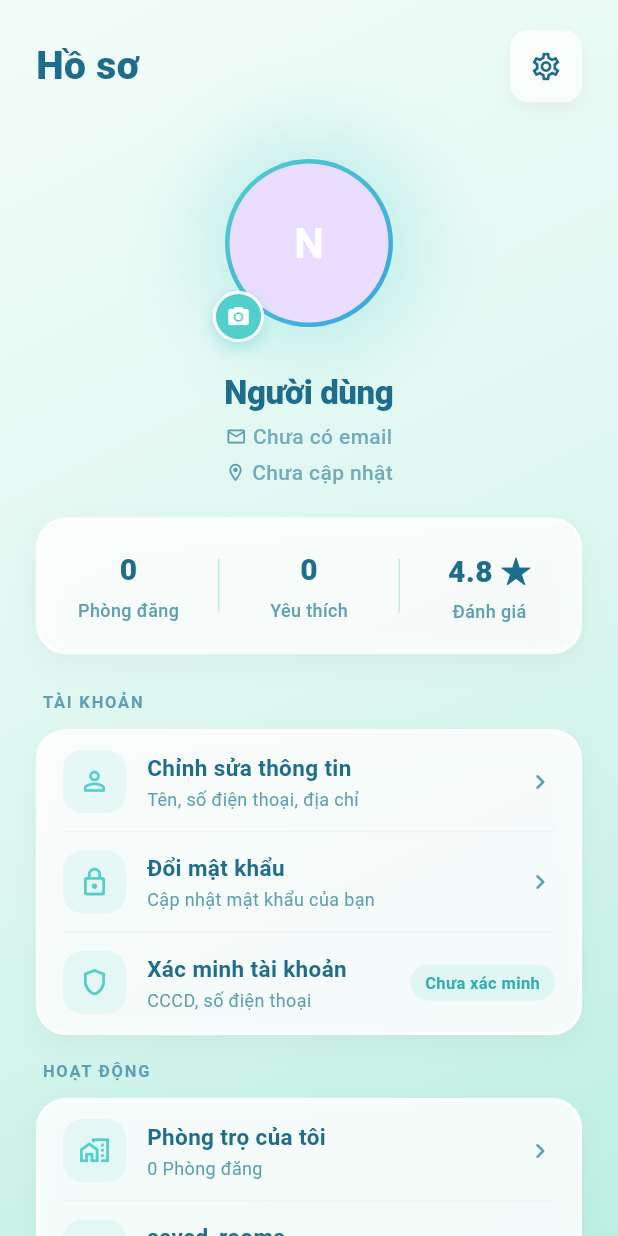
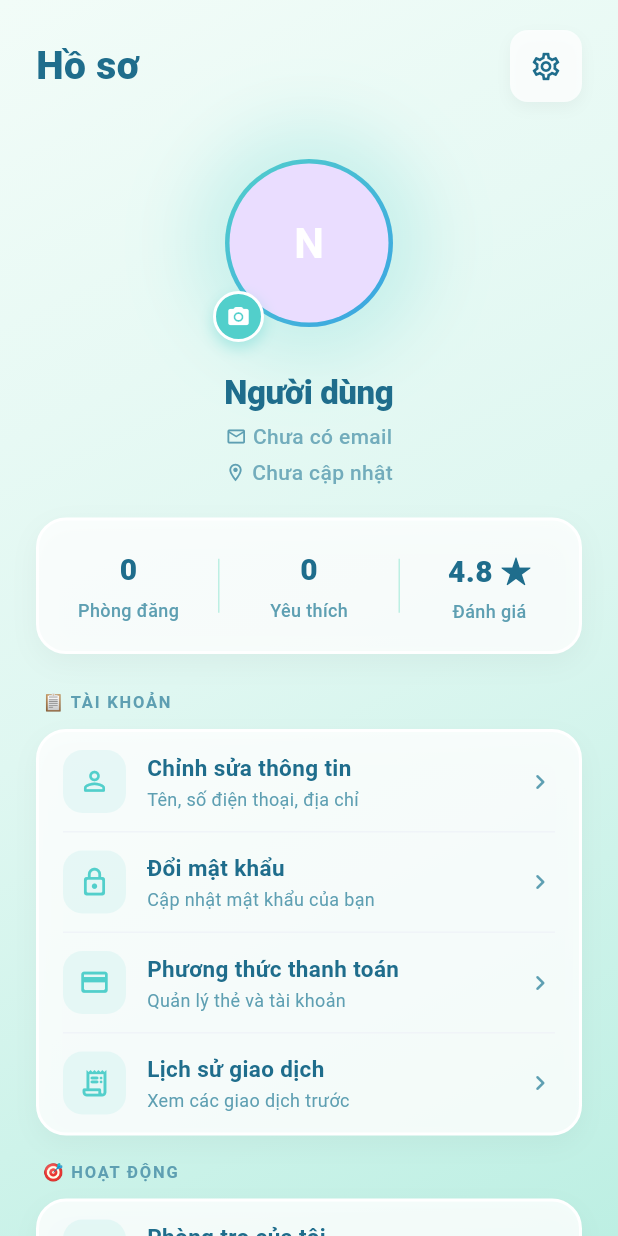
Before and after one commit to LeAn0305/Smart_Room_Finder, a Flutter app: the ProfileScreen screen opened directly, on a phone screen of 412 x 824 dp. Run offline on Flutter 3.47's test engine with Material 3 defaults, Android fonts, the phone set to English and light mode, and no system bars; our stand-ins replace cloud_firestore, firebase_auth, firebase_core, flutter_map, geolocator, image_picker and 2 more; missing offline and left inert: google_sign_in_all_platforms; accounts and stored records are empty; network calls fail.

Commit message:
feat: update profile screen structure according to week 6 spec
- Remove 'Verify Account' from Account section
- Add 'Payment Methods' & 'Transaction History' to Account section
- Remove 'Saved Rooms' from Activity section
- Add 'Chat/Messages' & 'Applications/Requests' to Activity section
- Keep all Settings and Other sections
- Add section icons for better visual hierarchy
- Fix all navigation and logic as per requirements

```diff
--- a/lib/screens/profile/profile_screen.dart
+++ b/lib/screens/profile/profile_screen.dart
@@ -11,10 +11,7 @@ import 'package:smart_room_finder/core/l10n/language_provider.dart';
 import 'package:smart_room_finder/models/user_model.dart';
 import 'package:smart_room_finder/screens/welcome/welcome_screen.dart';
 import 'package:smart_room_finder/screens/my_room/my_room_screen.dart';
-import 'package:smart_room_finder/screens/favorite/favorite_screen.dart';
-//import 'package:smart_room_finder/screens/settings/settings_screen.dart';
 import 'package:smart_room_finder/screens/auth/change_password_screen.dart';
-import 'package:smart_room_finder/screens/auth/verify_account_screen.dart';
 import 'package:smart_room_finder/screens/history/view_history_screen.dart';
 import 'package:smart_room_finder/screens/support/support_screen.dart';
 
@@ -329,7 +326,7 @@ void _onLogout() {
                       totalFavorites: totalFavorites,
                     ),
                     const SizedBox(height: 24),
-                    _buildSectionLabel(lang.tr('section_account')),
+                    _buildSectionLabel('📋 ${lang.tr('section_account')}'),
                     _buildMenuCard(children: [
                       _buildMenuItem(
                         icon: Icons.person_outline_rounded,
@@ -344,39 +341,40 @@ void _onLogout() {
                         onTap: () => Navigator.push(context, MaterialPageRoute(builder: (_) => const ChangePasswordScreen())),
                       ),
                       _buildMenuItem(
-                        icon: Icons.shield_outlined,
-                        label: lang.tr('verify_account'),
-                        subtitle: lang.tr('verify_account_subtitle'),
-                        onTap: () => Navigator.push(context, MaterialPageRoute(builder: (_) => const VerifyAccountScreen())),
-                        trailing: Container(
-                          padding: const EdgeInsets.symmetric(horizontal: 10, vertical: 4),
-                          decoration: BoxDecoration(
-                            color: AppColors.teal.withOpacity(0.12),
-                            borderRadius: BorderRadius.circular(20),
-                          ),
-                          child: Text(lang.tr('not_verified'),
-                              style: const TextStyle(fontSize: 11, color: AppColors.tealDark, fontWeight: FontWeight.w600)),
-                        ),
+                        icon: Icons.credit_card_rounded,
+                        label: 'Phương thức thanh toán',
+                        subtitle: 'Quản lý thẻ và tài khoản',
+                        onTap: () => _showComingSoon(),
+                      ),
+                      _buildMenuItem(
+                        icon: Icons.receipt_long_rounded,
+                        label: 'Lịch sử giao dịch',
+                        subtitle: 'Xem các giao dịch trước',
+                        onTap: () => _showComingSoon(),
                       ),
                     ]),
                     const SizedBox(height: 16),
-                    _buildSectionLabel(lang.tr('section_activity')),
+                    _buildSectionLabel('🎯 ${lang.tr('section_activity')}'),
                     _buildMenuCard(children: [
                       _buildMenuItem(
                         icon: Icons.home_work_outlined,
-                        label: lang.tr('my_rooms'),
-                        subtitle: '$totalRooms ${lang.tr('profile_rooms_posted')}',
+                        label: 'Phòng trọ của tôi',
+                        subtitle: '$totalRooms phòng đã đăng',
                         onTap: () {
                           Navigator.push(context, MaterialPageRoute(builder: (_) => const MyRoomScreen()));
                         },
                       ),
                       _buildMenuItem(
-                        icon: Icons.favorite_border_rounded,
-                        label: lang.tr('saved_rooms'),
-                        subtitle: '$totalFavorites ${lang.tr('profile_favorites')}',
-                        onTap: () {
-                          Navigator.push(context, MaterialPageRoute(builder: (_) => const FavoriteScreen()));
-                        },
+                        icon: Icons.message_outlined,
+                        label: 'Tin nhắn / Chat',
+                        subtitle: 'Nhắn tin với chủ phòng',
+                        onTap: () => _showComingSoon(),
+                      ),
+                      _buildMenuItem(
+                        icon: Icons.assignment_outlined,
+                        label: 'Đơn yêu cầu / Applications',
+                        subtitle: 'Xem đơn yêu cầu',
+                        onTap: () => _showComingSoon(),
                       ),
                       _buildMenuItem(
                         icon: Icons.history_rounded,
@@ -388,7 +386,7 @@ void _onLogout() {
                       ),
                     ]),
                     const SizedBox(height: 16),
-                    _buildSectionLabel(lang.tr('section_settings')),
+                    _buildSectionLabel('⚙️ ${lang.tr('section_settings')}'),
                     _buildMenuCard(children: [
                       _buildMenuItem(
                         icon: Icons.notifications_outlined,
@@ -416,12 +414,12 @@ void _onLogout() {
                       ),
                     ]),
                     const SizedBox(height: 16),
-                    _buildSectionLabel(lang.tr('section_other')),
+                    _buildSectionLabel('⭐ ${lang.tr('section_other')}'),
                     _buildMenuCard(children: [
                       _buildMenuItem(
                         icon: Icons.info_outline_rounded,
-                        label: lang.tr('about_app'),
-                        subtitle: lang.tr('about_app_subtitle'),
+                        label: 'Về ứng dụng',
+                        subtitle: 'Phiên bản 1.0.0',
                         onTap: _showComingSoon,
                       ),
                       _buildMenuItem(
```
